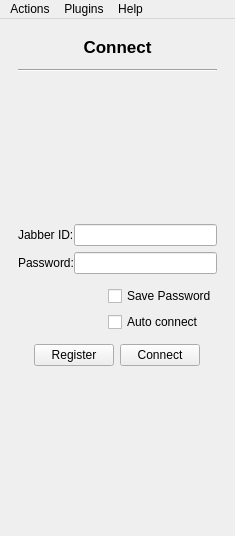
xmpp-graveyard/jabbim, file widgets/mainWindow.ui: the form before one commit.
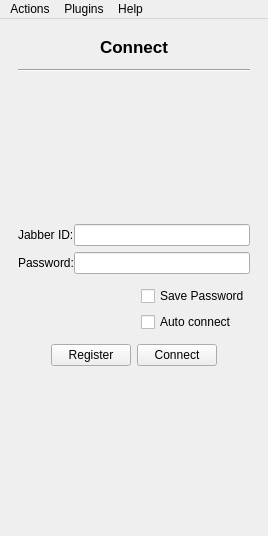
The form after the commit. Icons and pictures are not drawn.

Commit message: update login okna

Patch:
```diff
--- a/widgets/mainWindow.ui
+++ b/widgets/mainWindow.ui
@@ -5,7 +5,7 @@
    <rect>
     <x>0</x>
     <y>0</y>
-    <width>235</width>
+    <width>268</width>
     <height>536</height>
    </rect>
   </property>
@@ -36,40 +36,57 @@
         <property name="spacing" >
          <number>12</number>
         </property>
-        <item row="4" column="0" >
-         <layout class="QGridLayout" >
+        <item row="3" column="0" >
+         <layout class="QHBoxLayout" >
           <property name="margin" >
            <number>0</number>
           </property>
           <property name="spacing" >
-           <number>6</number>
+           <number>0</number>
           </property>
-          <item rowspan="2" row="0" column="0" >
-           <spacer>
-            <property name="orientation" >
-             <enum>Qt::Horizontal</enum>
+          <item>
+           <layout class="QVBoxLayout" >
+            <property name="margin" >
+             <number>0</number>
             </property>
-            <property name="sizeHint" >
-             <size>
-              <width>121</width>
-              <height>20</height>
-             </size>
+            <property name="spacing" >
+             <number>6</number>
             </property>
-           </spacer>
+            <item>
+             <widget class="QLabel" name="login_jidLabel" >
+              <property name="text" >
+               <string>Jabber ID:</string>
+              </property>
+             </widget>
+            </item>
+            <item>
+             <widget class="QLabel" name="login_passwordLabel" >
+              <property name="text" >
+               <string>Password:</string>
+              </property>
+             </widget>
+            </item>
+           </layout>
           </item>
-          <item row="1" column="1" >
-           <widget class="QCheckBox" name="login_savePassword_2" >
-            <property name="text" >
-             <string>Auto connect</string>
+          <item>
+           <layout class="QVBoxLayout" >
+            <property name="margin" >
+             <number>0</number>
             </property>
-           </widget>
-          </item>
-          <item row="0" column="1" >
-           <widget class="QCheckBox" name="login_savePassword" >
-            <property name="text" >
-             <string>Save Password</string>
+            <property name="spacing" >
+             <number>6</number>
             </property>
-           </widget>
+            <item>
+             <widget class="QLineEdit" name="login_jid" />
+            </item>
+            <item>
+             <widget class="QLineEdit" name="login_password" >
+              <property name="echoMode" >
+               <enum>QLineEdit::Password</enum>
+              </property>
+             </widget>
+            </item>
+           </layout>
           </item>
          </layout>
         </item>
@@ -191,59 +208,12 @@
           </property>
          </spacer>
         </item>
-        <item row="3" column="0" >
-         <layout class="QHBoxLayout" >
-          <property name="margin" >
-           <number>0</number>
+        <item row="1" column="0" >
+         <widget class="Line" name="line" >
+          <property name="orientation" >
+           <enum>Qt::Horizontal</enum>
           </property>
-          <property name="spacing" >
-           <number>0</number>
-          </property>
-          <item>
-           <layout class="QVBoxLayout" >
-            <property name="margin" >
-             <number>0</number>
-            </property>
-            <property name="spacing" >
-             <number>6</number>
-            </property>
-            <item>
-             <widget class="QLabel" name="login_jidLabel" >
-              <property name="text" >
-               <string>Jabber ID:</string>
-              </property>
-             </widget>
-            </item>
-            <item>
-             <widget class="QLabel" name="login_passwordLabel" >
-              <property name="text" >
-               <string>Password:</string>
-              </property>
-             </widget>
-            </item>
-           </layout>
-          </item>
-          <item>
-           <layout class="QVBoxLayout" >
-            <property name="margin" >
-             <number>0</number>
-            </property>
-            <property name="spacing" >
-             <number>6</number>
-            </property>
-            <item>
-             <widget class="QLineEdit" name="login_jid" />
-            </item>
-            <item>
-             <widget class="QLineEdit" name="login_password" >
-              <property name="echoMode" >
-               <enum>QLineEdit::Password</enum>
-              </property>
-             </widget>
-            </item>
-           </layout>
-          </item>
-         </layout>
+         </widget>
         </item>
         <item row="0" column="0" >
          <widget class="QLabel" name="login_headerLabel" >
@@ -258,30 +228,64 @@
           </property>
          </widget>
         </item>
-        <item row="1" column="0" >
-         <widget class="Line" name="line" >
-          <property name="orientation" >
-           <enum>Qt::Horizontal</enum>
+        <item row="4" column="0" >
+         <layout class="QGridLayout" >
+          <property name="margin" >
+           <number>0</number>
+          </property>
+          <property name="spacing" >
+           <number>6</number>
+          </property>
+          <item rowspan="2" row="0" column="0" >
+           <spacer>
+            <property name="orientation" >
+             <enum>Qt::Horizontal</enum>
+            </property>
+            <property name="sizeHint" >
+             <size>
+              <width>121</width>
+              <height>20</height>
+             </size>
+            </property>
+           </spacer>
+          </item>
+          <item row="1" column="1" >
+           <widget class="QCheckBox" name="login_savePassword_2" >
+            <property name="text" >
+             <string>Auto connect</string>
+            </property>
+           </widget>
+          </item>
+          <item row="0" column="1" >
+           <widget class="QCheckBox" name="login_savePassword" >
+            <property name="text" >
+             <string>Save Password</string>
+            </property>
+           </widget>
+          </item>
+         </layout>
+        </item>
+        <item row="8" column="0" >
+         <widget class="QLabel" name="login_logoLabel" >
+          <property name="pixmap" >
+           <pixmap/>
+          </property>
+          <property name="alignment" >
+           <set>Qt::AlignCenter</set>
+          </property>
+         </widget>
+        </item>
+        <item row="7" column="0" >
+         <widget class="QLabel" name="label" >
+          <property name="pixmap" >
+           <pixmap>images/logo.png</pixmap>
+          </property>
+          <property name="alignment" >
+           <set>Qt::AlignBottom|Qt::AlignHCenter</set>
           </property>
          </widget>
         </item>
        </layout>
-       <widget class="QLabel" name="login_logoLabel" >
-        <property name="geometry" >
-         <rect>
-          <x>9</x>
-          <y>679</y>
-          <width>260</width>
-          <height>16</height>
-         </rect>
-        </property>
-        <property name="pixmap" >
-         <pixmap/>
-        </property>
-        <property name="alignment" >
-         <set>Qt::AlignCenter</set>
-        </property>
-       </widget>
       </widget>
       <widget class="QWidget" name="roster" >
        <layout class="QGridLayout" >
@@ -584,7 +588,7 @@
     <rect>
      <x>0</x>
      <y>0</y>
-     <width>235</width>
+     <width>268</width>
      <height>29</height>
     </rect>
    </property>
```
The commit also changes 1 other file.
